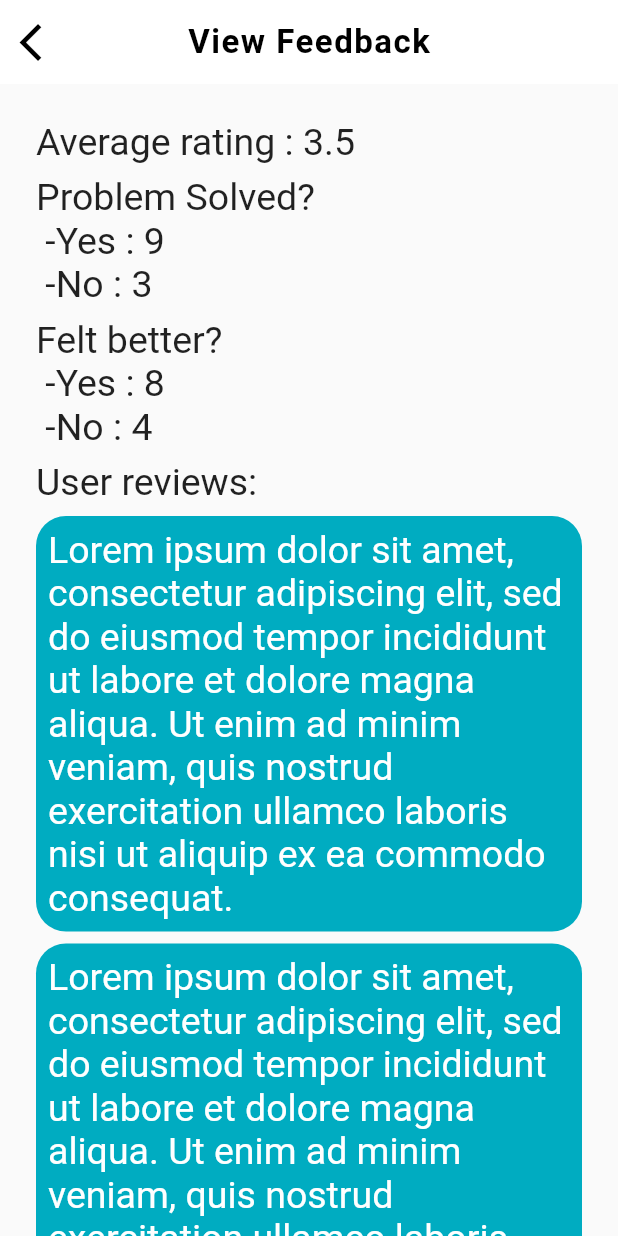
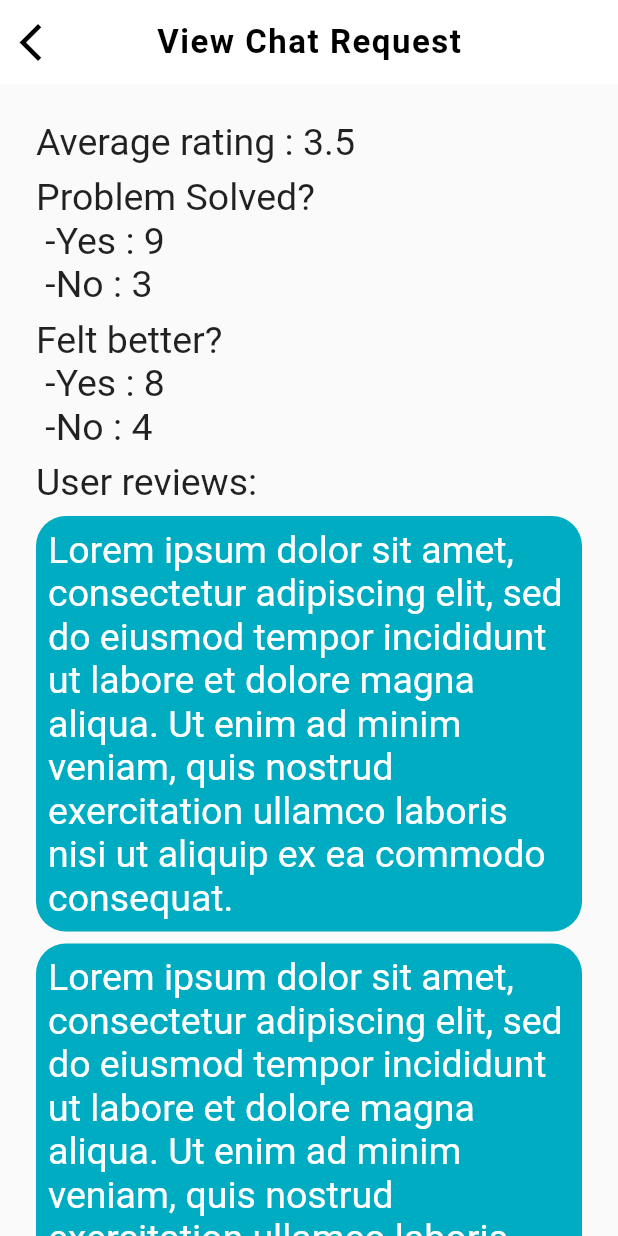
Before and after one commit to AfthabEK/NITCounsel, a Flutter app: the MyTextPage screen opened directly, on a phone screen of 412 x 824 dp. Run offline on Flutter 3.47's test engine with Material 2 defaults, Android fonts, the phone set to English and light mode, and no system bars; our stand-ins replace carousel_slider, cloud_firestore, firebase_auth, firebase_core, google_fonts; accounts and stored records are empty.

Commit message:
Changed mentor and sgc ui

```diff
--- a/lib/main.dart
+++ b/lib/main.dart
@@ -1,4 +1,3 @@
-import 'package:nitcsupport/mentorScreens/mentor_dashboard.dart';
 import 'package:nitcsupport/userScreens/create_chatreq.dart';
 
 import 'welcomePage.dart';
--- a/lib/mentorScreens/mentor_dashboard.dart
+++ b/lib/mentorScreens/mentor_dashboard.dart
@@ -109,7 +109,7 @@ Welcome Mentor""",
                         mentorLogout(context);
                         Navigator.of(context).push(
                           MaterialPageRoute(
-                            builder: (context) => HomePage(),
+                            builder: (context) => MentorLoginPage(),
                           ),
                         );
                       },
--- a/lib/mentorScreens/mentorchatreq.dart
+++ b/lib/mentorScreens/mentorchatreq.dart
@@ -52,7 +52,6 @@ class _ChatRequestListScreenState extends State<ChatRequestListScreen> {
     return Scaffold(
       appBar: AppBar(
         title: Text('Chat Requests'),
-        backgroundColor: Color(0xFF32526C),
       ),
       body: ListView.builder(
         itemCount: chatRequests.length,
--- a/lib/mentorScreens/view_feedback.dart
+++ b/lib/mentorScreens/view_feedback.dart
@@ -19,7 +19,7 @@ class MyTextPage extends StatelessWidget {
       appBar: AppBar(
         backgroundColor: Colors.white,
         title: Text(
-          "View Feedback",
+          "View Chat Request",
           style: TextStyle(
             color: Colors.black,
             fontSize: 22,
--- a/lib/userScreens/create_chatreq.dart
+++ b/lib/userScreens/create_chatreq.dart
@@ -47,7 +47,6 @@ class _MyFormState extends State<MyForm> {
               letterSpacing: 1,
             ),
           ),
-
           centerTitle: true,
           elevation: 0,
         ),
--- a/lib/userScreens/user_dashboard.dart
+++ b/lib/userScreens/user_dashboard.dart
@@ -411,7 +411,11 @@ Future<bool> checkChatRequestExists(String user_id) async {
 
 showAlertDialog(BuildContext context) {
   // Create button
-  Widget okButton = TextButton(onPressed: () => {HomePages()}, child: Text("OK"),);
+  Widget okButton = TextButton(onPressed: (){Navigator.of(context).push(
+    MaterialPageRoute(
+      builder: (context) => HomePage(),
+    ),
+  );}, child: Text("OK"),);
 
   // Create AlertDialog
   AlertDialog alert = AlertDialog(
--- a/lib/userScreens/view_req_user.dart
+++ b/lib/userScreens/view_req_user.dart
@@ -73,7 +73,6 @@ class _ViewReqUserState extends State<ViewReqUser> {
             letterSpacing: 1,
           ),
         ),
-
         centerTitle: true,
         elevation: 0,
       ),
```
Lines whose indentation alone changed are shown as unchanged.
